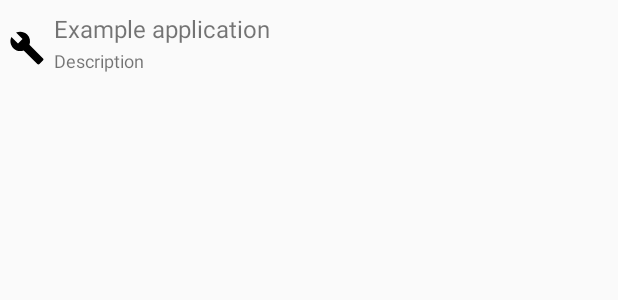
After one commit to MaX-Lo/Mensa-TU-Dresden, an Android app: the layout list_element.xml on its own in the app's theme, with its tools: preview values and no code run, on a phone screen of 412 x 824 dp. The commit adds this screen. Shown: the top 300 px of the screen. Run offline under Robolectric (Android 15) with nearby library versions, the phone set to English and light mode, and no system bars; network calls fail.

Commit message:
added list view for displaying meals

```diff
--- a/app/src/main/java/de/mensa/max/mensatu_dresden/DateHelper.java
+++ b/app/src/main/java/de/mensa/max/mensatu_dresden/DateHelper.java
@@ -33,6 +33,9 @@ class DateHelper {
         Calendar cal = Calendar.getInstance();
         DateFormat dateFormat = new SimpleDateFormat("yyyy-MM-dd");
 
+        // ToDo remove
+        cal.add(Calendar.DATE, 5);
+
         dates.add(dateFormat.format(cal.getTime()));
         cal.add(Calendar.DATE, 1);
         // 1 = Sunday therefore we have to stop on 2 = Monday
--- a/app/src/main/res/layout/content_main.xml
+++ b/app/src/main/res/layout/content_main.xml
@@ -18,4 +18,10 @@
         app:layout_constraintRight_toRightOf="parent"
         app:layout_constraintTop_toTopOf="parent" />
 
+    <ListView
+        android:id="@+id/lvMeals"
+        android:layout_width="wrap_content"
+        android:layout_height="wrap_content"
+        />
+
 </android.support.constraint.ConstraintLayout>
--- /dev/null
+++ b/app/src/main/res/layout/list_element.xml
@@ -0,0 +1,42 @@
+<?xml version="1.0" encoding="utf-8"?>
+<RelativeLayout xmlns:android="http://schemas.android.com/apk/res/android"
+    android:layout_width="fill_parent"
+    android:layout_height="?android:attr/listPreferredItemHeight"
+    android:padding="6dip" >
+
+    <ImageView
+        android:id="@+id/icon"
+        android:layout_width="wrap_content"
+        android:layout_height="fill_parent"
+        android:layout_alignParentBottom="true"
+        android:layout_alignParentTop="true"
+        android:layout_marginRight="6dip"
+        android:contentDescription="TODO"
+        android:src="@drawable/ic_menu_manage" />
+
+    <TextView
+        android:id="@+id/secondLine"
+        android:layout_width="fill_parent"
+        android:layout_height="26dip"
+        android:layout_alignParentBottom="true"
+        android:layout_alignParentRight="true"
+        android:layout_toRightOf="@id/icon"
+        android:ellipsize="marquee"
+        android:maxLines="1"
+        android:text="Description"
+        android:textSize="12sp" />
+
+    <TextView
+        android:id="@+id/firstLine"
+        android:layout_width="fill_parent"
+        android:layout_height="wrap_content"
+        android:layout_above="@id/secondLine"
+        android:layout_alignParentRight="true"
+        android:layout_alignParentTop="true"
+        android:layout_alignWithParentIfMissing="true"
+        android:layout_toRightOf="@id/icon"
+        android:gravity="center_vertical"
+        android:text="Example application"
+        android:textSize="16sp" />
+
+</RelativeLayout>
```
Also changed, not shown: app/src/main/java/de/mensa/max/mensatu_dresden/MainActivity.java (+48 -15 lines).
